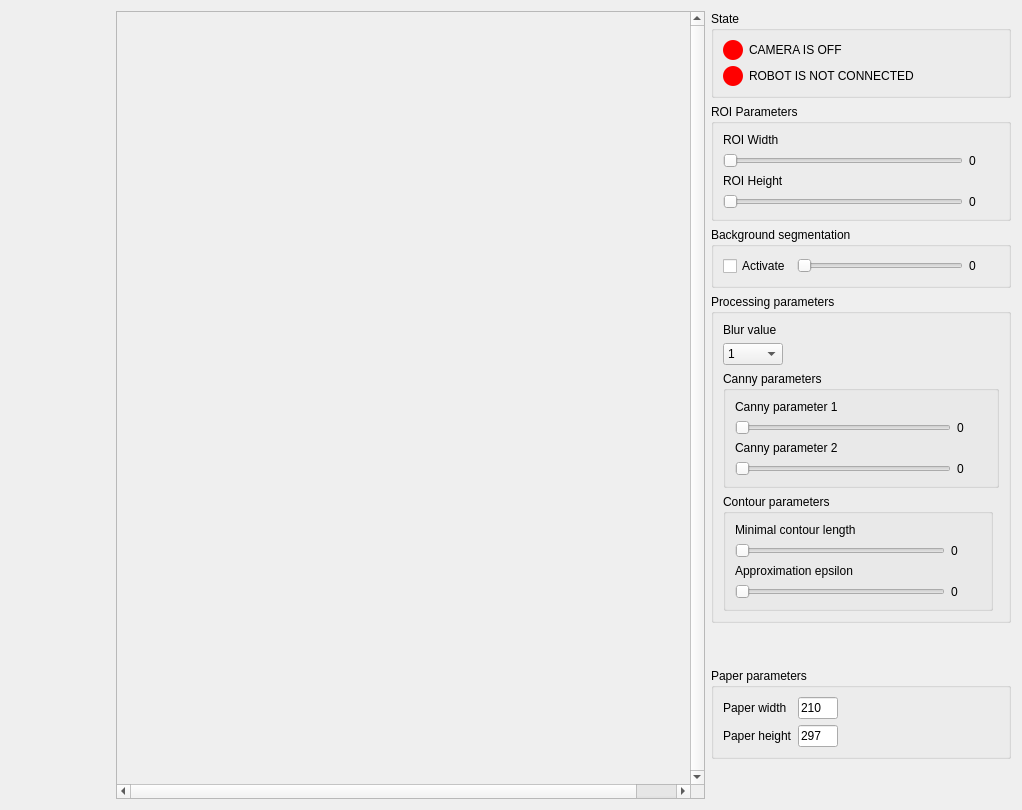
The window that main_window.ui (dm-bogachev/FotoRobot-2.0) describes before a commit, drawn with Qt 5.
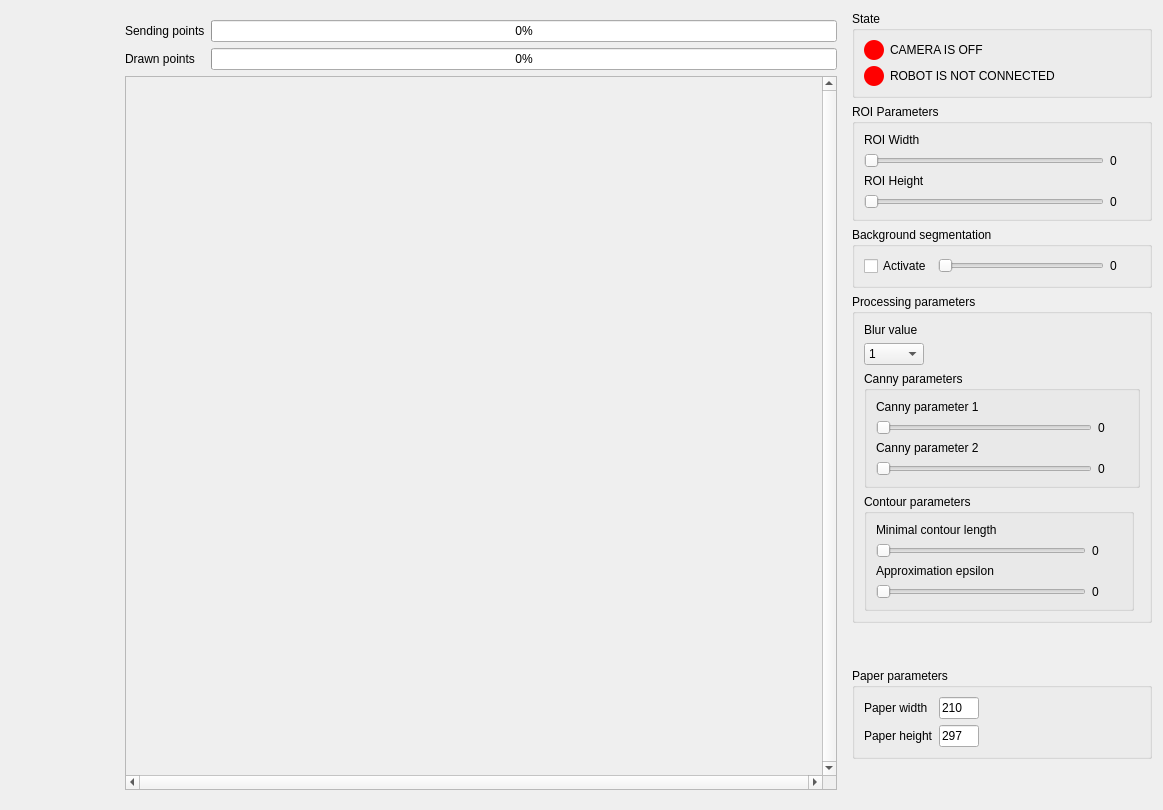
The same window after the commit. Icons and pictures are not drawn. Custom widgets are drawn as their Qt base class.

What changed in the file:
```diff
--- a/main_window.ui
+++ b/main_window.ui
@@ -9,7 +9,7 @@
    <rect>
     <x>0</x>
     <y>0</y>
-    <width>1022</width>
+    <width>1163</width>
     <height>810</height>
    </rect>
   </property>
@@ -274,6 +274,53 @@
     </layout>
    </item>
    <item>
+    <widget class="QWidget" name="widget" native="true">
+     <property name="minimumSize">
+      <size>
+       <width>600</width>
+       <height>0</height>
+      </size>
+     </property>
+     <layout class="QGridLayout" name="gridLayout_8">
+      <item row="0" column="0">
+       <layout class="QGridLayout" name="gridLayout_9">
+        <item row="0" column="0">
+         <widget class="QLabel" name="label_progress">
+          <property name="enabled">
+           <bool>true</bool>
+          </property>
+          <property name="text">
+           <string>Sending points</string>
+          </property>
+         </widget>
+        </item>
+        <item row="1" column="0">
+         <widget class="QLabel" name="label_drawn">
+          <property name="text">
+           <string>Drawn points</string>
+          </property>
+         </widget>
+        </item>
+        <item row="0" column="1">
+         <widget class="QProgressBar" name="progress_sending">
+          <property name="enabled">
+           <bool>true</bool>
+          </property>
+          <property name="value">
+           <number>0</number>
+          </property>
+         </widget>
+        </item>
+        <item row="1" column="1">
+         <widget class="QProgressBar" name="progress_drawn">
+          <property name="value">
+           <number>0</number>
+          </property>
+         </widget>
+        </item>
+       </layout>
+      </item>
+      <item row="3" column="0">
     <widget class="QScrollArea" name="image_scroll_area">
      <property name="verticalScrollBarPolicy">
       <enum>Qt::ScrollBarAlwaysOn</enum>
@@ -293,7 +340,7 @@
         <x>0</x>
         <y>0</y>
         <width>618</width>
-        <height>773</height>
+           <height>693</height>
        </rect>
       </property>
       <layout class="QHBoxLayout" name="horizontalLayout">
@@ -314,6 +361,9 @@
      </widget>
     </widget>
    </item>
+     </layout>
+    </widget>
+   </item>
    <item>
     <layout class="QVBoxLayout" name="parameters_layout">
      <item>
```
Left out of the diff: 64 changed lines with no effect on the pictures. Lines whose indentation alone changed are shown as unchanged.
